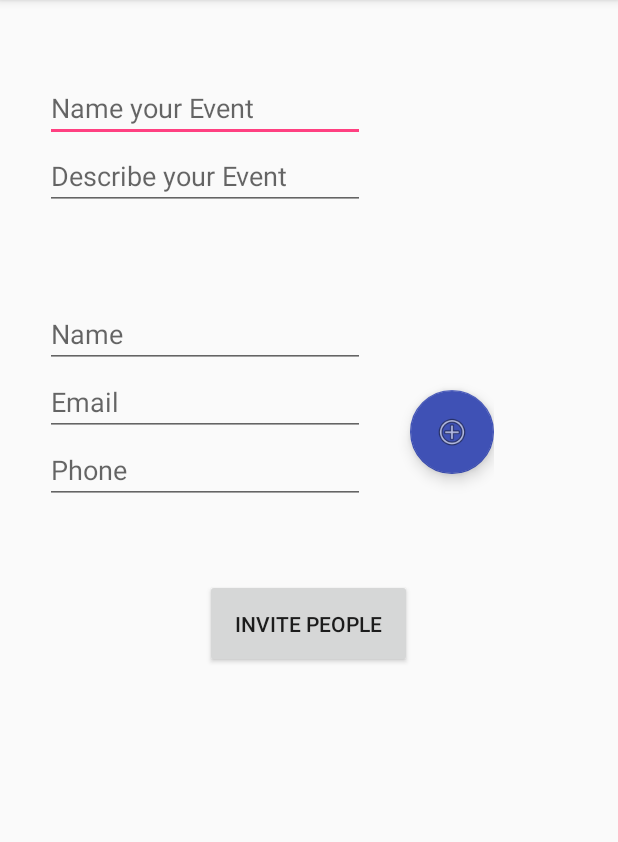
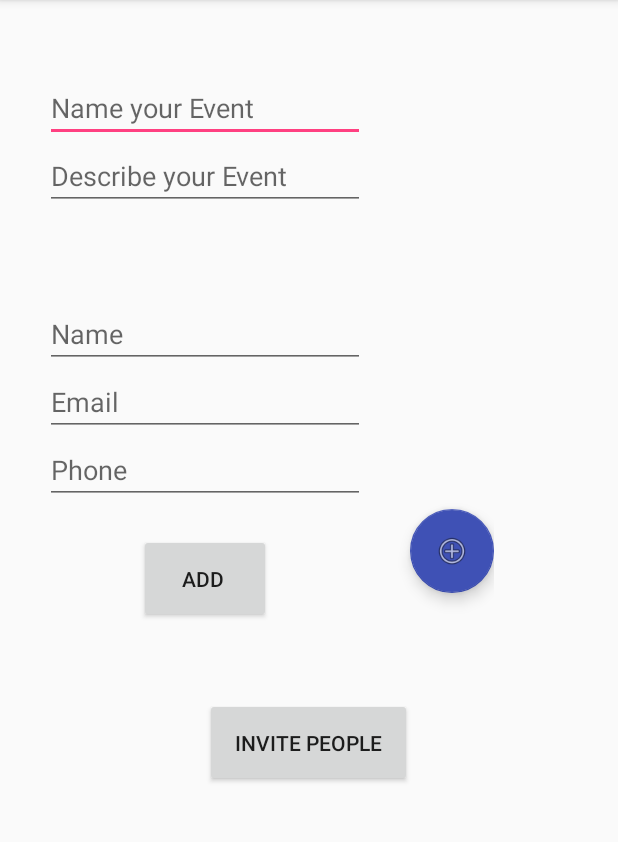
Before and after one commit to manubhats/KonnectMe, an Android app: the RegisterEvent screen opened directly, with no data from a screen before it, on a phone screen of 412 x 824 dp, the part 84-926 px from its top. Run offline under Robolectric (Android 15) with nearby library versions, the phone set to English and light mode, and no system bars.

```diff
--- a/app/src/main/AndroidManifest.xml
+++ b/app/src/main/AndroidManifest.xml
@@ -10,6 +10,7 @@
 
     <uses-permission android:name="android.permission.SEND_SMS" />
     <uses-permission android:name="android.permission.RECEIVE_SMS" />
+    <uses-permission android:name="android.permission.READ_CONTACTS" />
 
     <application
         android:allowBackup="true"
@@ -17,6 +18,7 @@
         android:label="@string/app_name"
         android:supportsRtl="true"
         android:theme="@style/AppTheme">
+
         <activity
             android:name=".MainActivity"
             android:label="@string/app_name"
--- a/app/src/main/java/hackdfw/connectme/RegisterEvent.java
+++ b/app/src/main/java/hackdfw/connectme/RegisterEvent.java
@@ -9,12 +9,21 @@ import android.support.design.widget.FloatingActionButton;
 import android.support.v7.app.AppCompatActivity;
 import android.support.v7.widget.Toolbar;
 import android.util.Log;
+import android.view.View;
 import android.widget.EditText;
+
+import java.util.ArrayList;
 
 
 public class RegisterEvent extends AppCompatActivity {
 
+    private static final String LOG_TAG = RegisterEvent.class.getSimpleName();
+
+    public static final int REQUEST_CODE_PICK_CONTACT = 1;
+    public static final int MAX_PICK_CONTACT = 10;
+
     public final int PICK_CONTACT = 2015;
+
     @Override
     protected void onCreate(Bundle savedInstanceState) {
         super.onCreate(savedInstanceState);
@@ -23,26 +32,26 @@ public class RegisterEvent extends AppCompatActivity {
         setSupportActionBar(toolbar);
 
         FloatingActionButton fab = (FloatingActionButton) findViewById(R.id.fetchContact);
-//        fab.setOnClickListener(new View.OnClickListener() {
-//            @Override
-//            public void onClick(View view) {
-//                Intent i = new Intent(Intent.ACTION_PICK, ContactsContract.CommonDataKinds.Phone.CONTENT_URI);
-//                startActivityForResult(i, PICK_CONTACT);
-//
-////                Snackbar.make(view, "Replace with your own action", Snackbar.LENGTH_LONG)
-////                        .setAction("Action", null).show();
-//            }
-//        });
+        fab.setOnClickListener(new View.OnClickListener() {
+            @Override
+            public void onClick(View view) {
+                Intent i = new Intent(Intent.ACTION_PICK, ContactsContract.CommonDataKinds.Phone.CONTENT_URI);
+                startActivityForResult(i, PICK_CONTACT);
+
+            }
+        });
     }
+
+
     @Override
     protected void onActivityResult(int requestCode, int resultCode, Intent data) {
         if (requestCode == PICK_CONTACT && resultCode == RESULT_OK) {
-            EditText contNumb = (EditText)findViewById(R.id.contNumb);
-            EditText contName = (EditText)findViewById(R.id.contName);
+            EditText contNumb = (EditText) findViewById(R.id.contNumb);
+            EditText contName = (EditText) findViewById(R.id.contName);
             String contactName = null;
             Uri contactUri = data.getData();
             Cursor cursor = getContentResolver().query(contactUri, null, null, null, null);
-            while(cursor.moveToNext()){
+            while (cursor.moveToNext()) {
                 contactName = cursor.getString(cursor.getColumnIndex(ContactsContract.CommonDataKinds.StructuredName.DISPLAY_NAME));
             }
             cursor.moveToFirst();
@@ -51,6 +60,22 @@ public class RegisterEvent extends AppCompatActivity {
             contName.setText(contactName);
             contNumb.setText(cursor.getString(column));
         }
+
+        if (resultCode == RESULT_OK) {
+
+            if (requestCode == REQUEST_CODE_PICK_CONTACT) {
+
+                Bundle bundle = data.getExtras();
+
+                String result = bundle.getString("result");
+                ArrayList<String> contacts = bundle.getStringArrayList("result");
+
+                Log.d(LOG_TAG, "launchMultiplePhonePicker bundle.toString()= " + contacts.get(0).toString());
+
+            }
+
+            super.onActivityResult(requestCode, resultCode, data);
+        }
+
     }
-
 }
--- a/app/src/main/res/layout/content_register_event.xml
+++ b/app/src/main/res/layout/content_register_event.xml
@@ -74,6 +74,16 @@
                 android:inputType="phone"
                 android:hint="Phone" />
 
+            <Button
+                android:id="@+id/addSelected"
+                android:layout_width="wrap_content"
+                android:layout_height="wrap_content"
+                android:layout_centerHorizontal="true"
+                android:text="ADD "
+                android:padding="20dp"
+                android:layout_marginTop="20dp"
+                android:layout_gravity="center"/>
+
         </LinearLayout>
 
 
```
